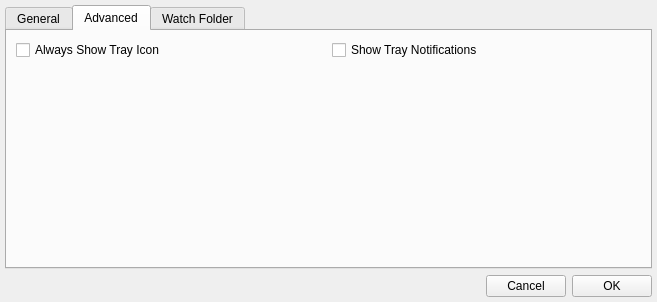
The window that appsettings.ui (mveinot/transmission-control) describes before a commit, drawn with Qt 5.
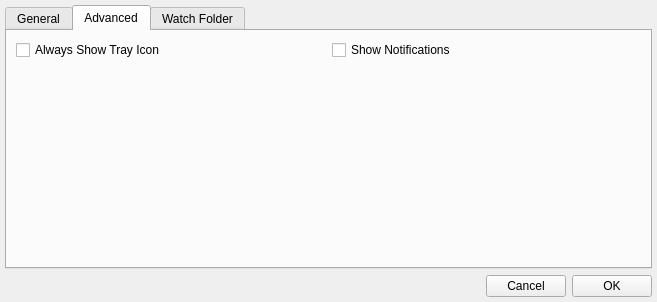
The same window after the commit. The open tabs and pages were chosen to show the change.

What changed in the file:
```diff
--- a/appsettings.ui
+++ b/appsettings.ui
@@ -125,7 +125,7 @@
          <item row="0" column="1">
           <widget class="QCheckBox" name="showNotifications">
            <property name="text">
-            <string>Show Tray Notifications</string>
+            <string>Show Notifications</string>
            </property>
           </widget>
          </item>
```
